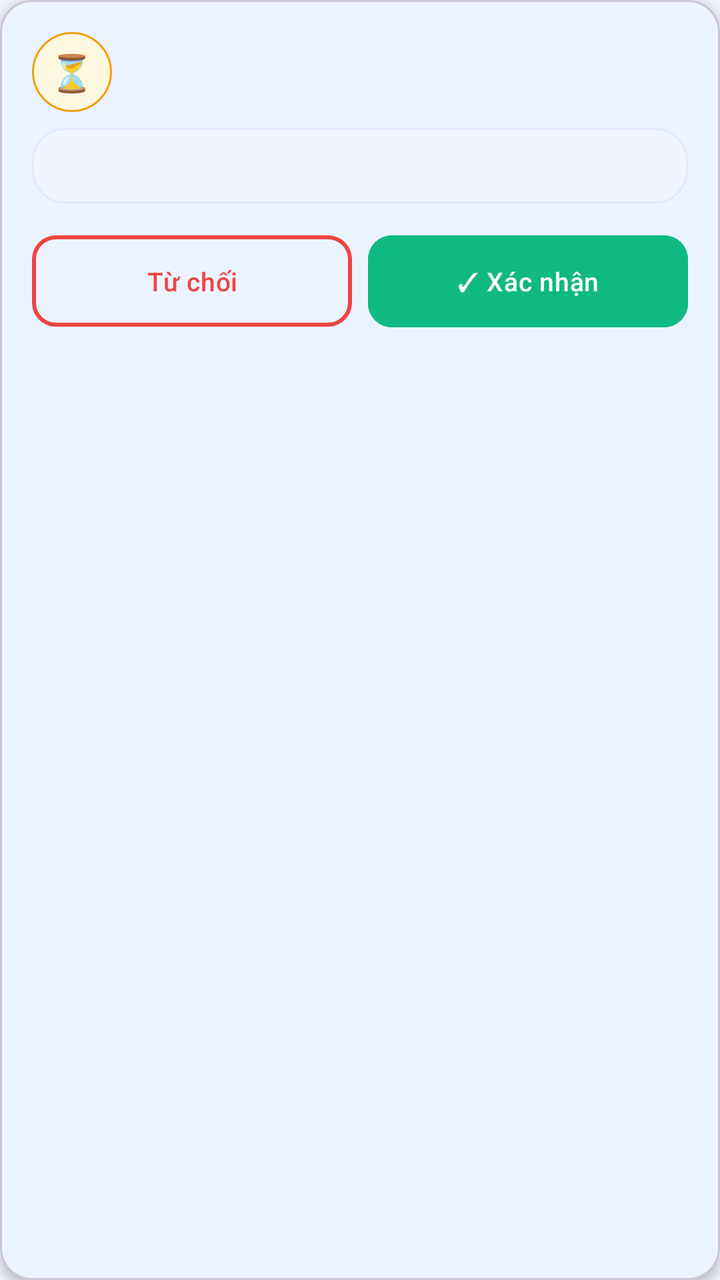
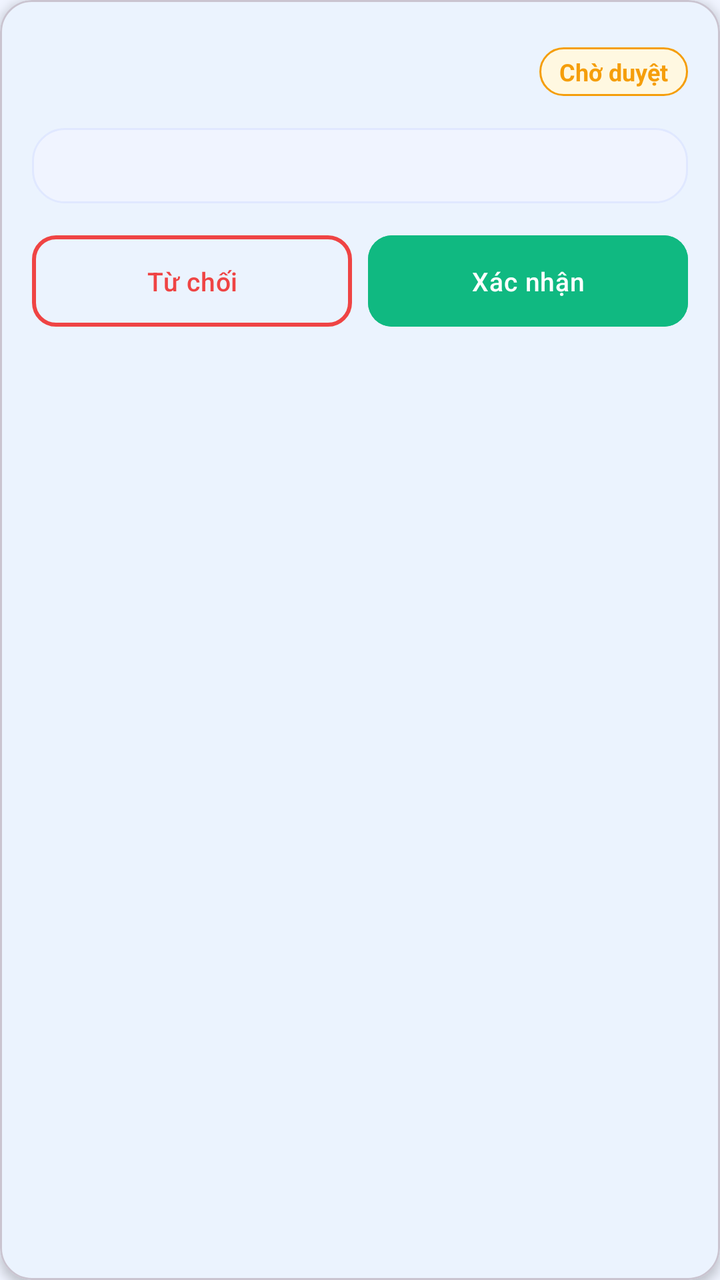

An Android layout rendered at two revisions. The XML below is the earlier revision; the diff shows what the commit changed to produce the second picture.
<!-- AndroidManifest.xml: application theme Theme.UniCare -->
<!-- res/layout/item_pending_appt.xml -->
<?xml version='1.0' encoding='utf-8'?>
<com.google.android.material.card.MaterialCardView xmlns:android="http://schemas.android.com/apk/res/android" xmlns:app="http://schemas.android.com/apk/res-auto" android:layout_width="match_parent" android:layout_height="wrap_content" android:layout_marginHorizontal="16dp" android:layout_marginVertical="5dp" app:cardCornerRadius="16dp" app:cardElevation="3dp" app:cardBackgroundColor="#FFFFFF">

    <LinearLayout android:layout_width="match_parent" android:layout_height="wrap_content" android:orientation="vertical" android:padding="16dp">

        <LinearLayout android:layout_width="match_parent" android:layout_height="wrap_content" android:gravity="center_vertical" android:orientation="horizontal">

            <LinearLayout android:layout_width="40dp" android:layout_height="40dp" android:background="@drawable/bg_badge_amber" android:gravity="center">
                <TextView android:layout_width="wrap_content" android:layout_height="wrap_content" android:text="⏳" android:textSize="18sp"/>
            </LinearLayout>

            <LinearLayout android:layout_width="0dp" android:layout_height="wrap_content" android:layout_weight="1" android:layout_marginStart="12dp" android:orientation="vertical">

                <TextView android:id="@+id/txtPatient" android:layout_width="wrap_content" android:layout_height="wrap_content" android:textColor="#1A1A2E" android:textSize="15sp" android:textStyle="bold"/>

                <TextView android:id="@+id/txtWhen" android:layout_width="wrap_content" android:layout_height="wrap_content" android:layout_marginTop="2dp" android:textColor="#6B7280" android:textSize="13sp"/>
            </LinearLayout>
        </LinearLayout>

        <TextView android:id="@+id/txtReason" android:layout_width="match_parent" android:layout_height="wrap_content" android:layout_marginTop="8dp" android:background="@drawable/bg_section" android:padding="10dp" android:textColor="#6B7280" android:textSize="13sp"/>

        <LinearLayout android:layout_width="match_parent" android:layout_height="wrap_content" android:layout_marginTop="12dp" android:orientation="horizontal">

            <com.google.android.material.button.MaterialButton android:id="@+id/btnReject" android:layout_width="0dp" android:layout_height="wrap_content" android:layout_weight="1" android:layout_marginEnd="8dp" android:text="Từ chối" android:textSize="13sp" android:textAllCaps="false" android:minHeight="44dp" style="@style/Widget.UniCare.Button.Outlined" app:strokeColor="#EF4444" android:textColor="#EF4444" app:cornerRadius="12dp"/>

            <com.google.android.material.button.MaterialButton android:id="@+id/btnConfirm" android:layout_width="0dp" android:layout_height="wrap_content" android:layout_weight="1" android:text="✓ Xác nhận" android:textSize="13sp" android:textAllCaps="false" android:minHeight="44dp" style="@style/Widget.UniCare.Button" android:backgroundTint="#10B981" app:cornerRadius="12dp"/>
        </LinearLayout>
    </LinearLayout>
</com.google.android.material.card.MaterialCardView>
<!-- resources referenced by this layout -->
<resources>
  <!-- drawable bg_badge_amber (drawable) -->
  <?xml version="1.0" encoding="utf-8"?>
  <shape xmlns:android="http://schemas.android.com/apk/res/android">
      <solid android:color="#FFF8E1"/>
      <corners android:radius="100dp"/>
      <stroke android:width="1dp" android:color="#F59E0B"/>
  </shape>
  <!-- drawable bg_section (drawable) -->
  <?xml version="1.0" encoding="utf-8"?>
  <shape xmlns:android="http://schemas.android.com/apk/res/android">
      <solid android:color="#F0F4FF"/>
      <corners android:radius="16dp"/>
      <stroke android:width="1dp" android:color="#E0E8FF"/>
  </shape>
  <style name="Widget.UniCare.Button" parent="Widget.Material3.Button">
          <item name="android:paddingTop">14dp</item>
          <item name="android:paddingBottom">14dp</item>
          <item name="android:textSize">16sp</item>
          <item name="android:letterSpacing">0.02</item>
          <item name="android:textAllCaps">false</item>
          <item name="cornerRadius">14dp</item>
          <item name="backgroundTint">#0D6EFD</item>
          <item name="elevation">2dp</item>
      </style>
  <style name="Widget.UniCare.Button.Outlined" parent="Widget.Material3.Button.OutlinedButton">
          <item name="android:paddingTop">14dp</item>
          <item name="android:paddingBottom">14dp</item>
          <item name="android:textSize">16sp</item>
          <item name="android:textColor">#0D6EFD</item>
          <item name="android:textAllCaps">false</item>
          <item name="cornerRadius">14dp</item>
          <item name="strokeColor">#0D6EFD</item>
          <item name="strokeWidth">2dp</item>
      </style>
  <style name="Theme.UniCare" parent="Theme.Material3.DayNight.NoActionBar">
          
          <item name="colorPrimary">#0D6EFD</item>
          <item name="colorPrimaryVariant">#0852C8</item>
          <item name="colorOnPrimary">#FFFFFF</item>
          
          <item name="colorSecondary">#00C4A7</item>
          <item name="colorSecondaryVariant">#00A089</item>
          <item name="colorOnSecondary">#FFFFFF</item>
          
          <item name="colorSurface">#FFFFFF</item>
          <item name="colorOnSurface">#1A1A2E</item>
          
          <item name="android:colorBackground">#F0F4FF</item>
          
          <item name="android:statusBarColor">#0852C8</item>
          <item name="android:windowLightStatusBar">false</item>
          <item name="android:navigationBarColor">#FFFFFF</item>
          <item name="android:windowLightNavigationBar">true</item>
          
          <item name="materialButtonStyle">@style/Widget.UniCare.Button</item>
          <item name="textInputStyle">@style/Widget.UniCare.TextInputLayout</item>
      </style>
  <style name="Widget.UniCare.TextInputLayout" parent="Widget.Material3.TextInputLayout.OutlinedBox">
          <item name="boxCornerRadiusBottomEnd">12dp</item>
          <item name="boxCornerRadiusBottomStart">12dp</item>
          <item name="boxCornerRadiusTopEnd">12dp</item>
          <item name="boxCornerRadiusTopStart">12dp</item>
          <item name="boxStrokeColor">#CBD5F5</item>
          <item name="hintTextColor">#6B7280</item>
      </style>
</resources>

<!-- the commit's change to res/layout/item_pending_appt.xml (unified diff, before → after) -->
@@ -5,16 +5,14 @@
 
         <LinearLayout android:layout_width="match_parent" android:layout_height="wrap_content" android:gravity="center_vertical" android:orientation="horizontal">
 
-            <LinearLayout android:layout_width="40dp" android:layout_height="40dp" android:background="@drawable/bg_badge_amber" android:gravity="center">
-                <TextView android:layout_width="wrap_content" android:layout_height="wrap_content" android:text="⏳" android:textSize="18sp"/>
-            </LinearLayout>
-
-            <LinearLayout android:layout_width="0dp" android:layout_height="wrap_content" android:layout_weight="1" android:layout_marginStart="12dp" android:orientation="vertical">
+            <LinearLayout android:layout_width="0dp" android:layout_height="wrap_content" android:layout_weight="1" android:orientation="vertical">
 
                 <TextView android:id="@+id/txtPatient" android:layout_width="wrap_content" android:layout_height="wrap_content" android:textColor="#1A1A2E" android:textSize="15sp" android:textStyle="bold"/>
 
                 <TextView android:id="@+id/txtWhen" android:layout_width="wrap_content" android:layout_height="wrap_content" android:layout_marginTop="2dp" android:textColor="#6B7280" android:textSize="13sp"/>
             </LinearLayout>
+
+            <TextView android:layout_width="wrap_content" android:layout_height="wrap_content" android:text="Chờ duyệt" android:textColor="#F59E0B" android:textSize="12sp" android:textStyle="bold" android:background="@drawable/bg_badge_amber" android:paddingHorizontal="10dp" android:paddingVertical="4dp"/>
         </LinearLayout>
 
         <TextView android:id="@+id/txtReason" android:layout_width="match_parent" android:layout_height="wrap_content" android:layout_marginTop="8dp" android:background="@drawable/bg_section" android:padding="10dp" android:textColor="#6B7280" android:textSize="13sp"/>
@@ -23,7 +21,7 @@
 
             <com.google.android.material.button.MaterialButton android:id="@+id/btnReject" android:layout_width="0dp" android:layout_height="wrap_content" android:layout_weight="1" android:layout_marginEnd="8dp" android:text="Từ chối" android:textSize="13sp" android:textAllCaps="false" android:minHeight="44dp" style="@style/Widget.UniCare.Button.Outlined" app:strokeColor="#EF4444" android:textColor="#EF4444" app:cornerRadius="12dp"/>
 
-            <com.google.android.material.button.MaterialButton android:id="@+id/btnConfirm" android:layout_width="0dp" android:layout_height="wrap_content" android:layout_weight="1" android:text="✓ Xác nhận" android:textSize="13sp" android:textAllCaps="false" android:minHeight="44dp" style="@style/Widget.UniCare.Button" android:backgroundTint="#10B981" app:cornerRadius="12dp"/>
+            <com.google.android.material.button.MaterialButton android:id="@+id/btnConfirm" android:layout_width="0dp" android:layout_height="wrap_content" android:layout_weight="1" android:text="Xác nhận" android:textSize="13sp" android:textAllCaps="false" android:minHeight="44dp" style="@style/Widget.UniCare.Button" android:backgroundTint="#10B981" app:cornerRadius="12dp"/>
         </LinearLayout>
     </LinearLayout>
 </com.google.android.material.card.MaterialCardView>
